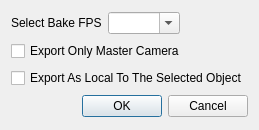
Before: the Qt Designer form Code/Sandbox/Editor/FBXExporterDialog.ui in o3de/o3de, drawn with Qt 5.
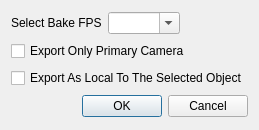
After: the same form once the commit is applied.

Commit message: More references replaced.

What changed in the file:
```diff
--- a/Code/Sandbox/Editor/FBXExporterDialog.ui
+++ b/Code/Sandbox/Editor/FBXExporterDialog.ui
@@ -51,7 +51,7 @@
    <item>
     <widget class="QCheckBox" name="m_exportOnlyPrimaryCameraCheckBox">
      <property name="text">
-      <string>Export Only Master Camera</string>
+      <string>Export Only Primary Camera</string>
      </property>
     </widget>
    </item>
```
The commit also changes 1 other file.
